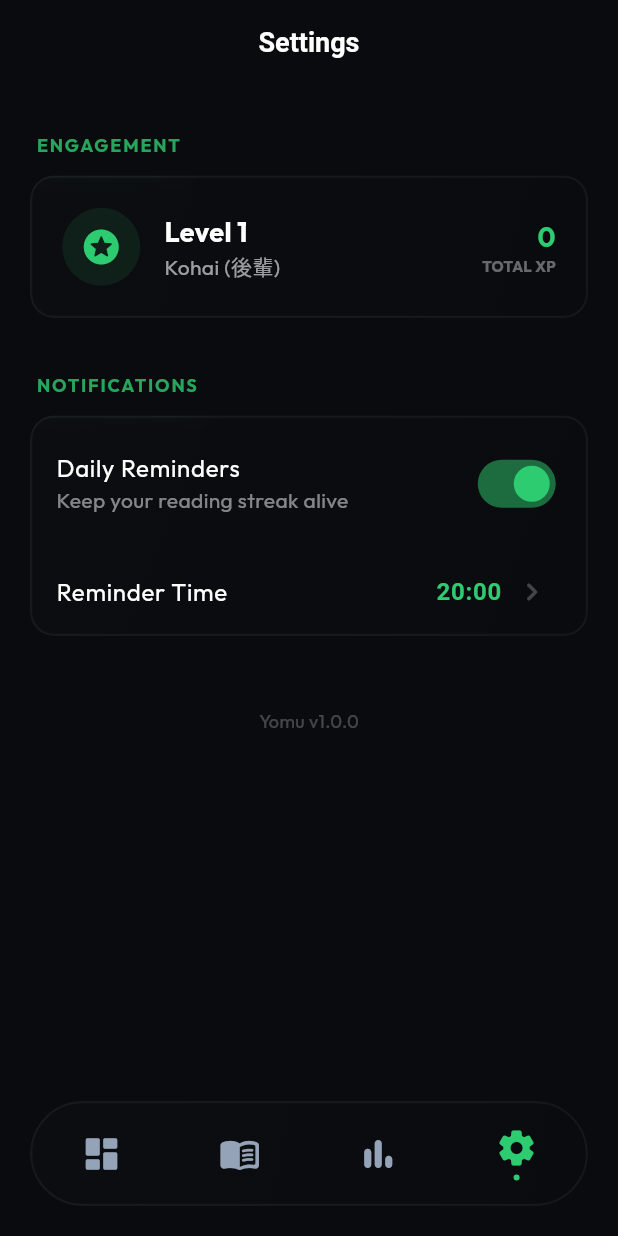
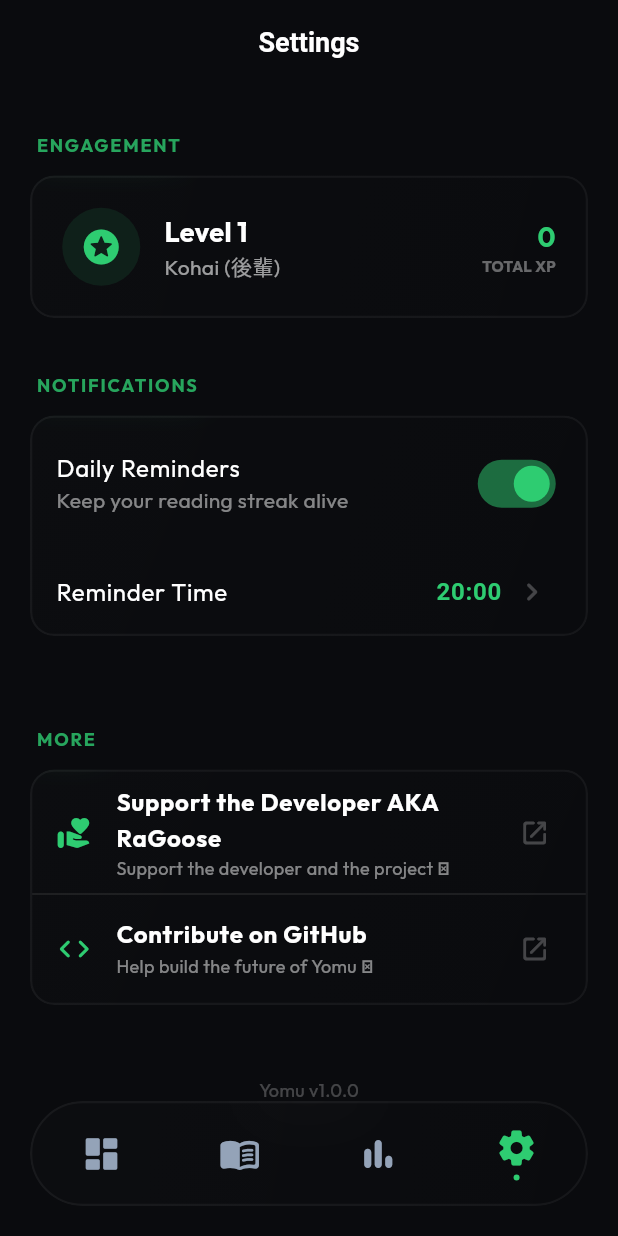
Before and after one commit to daveragos/yomu, a Flutter app: the screen it shows after launch, item 4 of the bottom bar chosen, on a phone screen of 412 x 824 dp. Run offline on Flutter 3.47's test engine with Material 3 defaults, Android fonts, the phone set to English and light mode, and no system bars; our stand-ins replace cached_network_image, device_info_plus, file_picker, flutter_animate, flutter_html, flutter_local_notifications and 8 more; missing offline and left inert: epub_view, epubx, pdfrx, receive_sharing_intent; accounts and stored records are empty; statements that could not run were skipped.

Commit message:
feat(settings): add support and contribution links
Adds a 'More' section with links to support the developer and contribute to the project on GitHub.

```diff
--- a/lib/screens/settings_screen.dart
+++ b/lib/screens/settings_screen.dart
@@ -1,5 +1,6 @@
 import 'package:flutter/material.dart';
 import 'package:flutter_riverpod/flutter_riverpod.dart';
+import 'package:url_launcher/url_launcher.dart';
 import '../core/constants.dart';
 import '../providers/library_provider.dart';
 import '../components/glass_container.dart';
@@ -37,6 +38,9 @@ class SettingsScreen extends ConsumerWidget {
               const SizedBox(height: 24),
               _buildSectionHeader('Notifications'),
               _buildNotificationToggles(context, state, notifier),
+              const SizedBox(height: 48),
+              _buildSectionHeader('More'),
+              _buildMoreCard(context),
               const SizedBox(height: 48),
               _buildAboutSection(),
               const SizedBox(height: 120),
@@ -222,6 +226,85 @@ class SettingsScreen extends ConsumerWidget {
     );
   }
 
+  Widget _buildMoreCard(BuildContext context) {
+    return Padding(
+      padding: const EdgeInsets.symmetric(horizontal: 20),
+      child: GlassContainer(
+        child: Column(
+          children: [
+            ListTile(
+              leading: const Icon(
+                Icons.volunteer_activism_rounded,
+                color: YomuConstants.accent,
+              ),
+              title: const Text(
+                'Support the Developer AKA RaGoose',
+                style: TextStyle(
+                  color: Colors.white,
+                  fontWeight: FontWeight.bold,
+                ),
+              ),
+              subtitle: Text(
+                'Support the developer and the project \u2764\uFE0F',
+                style: TextStyle(
+                  color: Colors.white.withOpacity(0.5),
+                  fontSize: 12,
+                ),
+              ),
+              trailing: const Icon(
+                Icons.open_in_new_rounded,
+                color: Colors.white24,
+                size: 20,
+              ),
+              onTap: () async {
+                final uri = Uri.parse('https://jami.bio/daveragoose');
+                try {
+                  await launchUrl(uri, mode: LaunchMode.externalApplication);
+                } catch (e) {
+                  debugPrint('Could not launch \$uri: \$e');
+                }
+              },
+            ),
+            Divider(color: Colors.white.withOpacity(0.1), height: 1),
+            ListTile(
+              leading: const Icon(
+                Icons.code_rounded,
+                color: YomuConstants.accent,
+              ),
+              title: const Text(
+                'Contribute on GitHub',
+                style: TextStyle(
+                  color: Colors.white,
+                  fontWeight: FontWeight.bold,
+                ),
+              ),
+              subtitle: Text(
+                'Help build the future of Yomu \uD83D\uDE80',
+                style: TextStyle(
+                  color: Colors.white.withOpacity(0.5),
+                  fontSize: 12,
+                ),
+              ),
+              trailing: const Icon(
+                Icons.open_in_new_rounded,
+                color: Colors.white24,
+                size: 20,
+              ),
+              onTap: () async {
+                final uri = Uri.parse('https://github.com/daveragos/yomu');
+                try {
+                  await launchUrl(uri, mode: LaunchMode.externalApplication);
+                } catch (e) {
+                  debugPrint('Could not launch \$uri: \$e');
+                }
+              },
+            ),
+          ],
+        ),
+      ),
+    );
+  }
+
   Widget _buildAboutSection() {
     return Center(
       child: Column(
--- a/pubspec.yaml
+++ b/pubspec.yaml
@@ -39,6 +39,7 @@ dependencies:
   crypto: ^3.0.7
   flutter_local_notifications: ^20.1.0
   timezone: ^0.10.1
+  url_launcher: ^6.3.2
 
 dev_dependencies:
   flutter_test:
```
Also changed, not shown: pubspec.lock.
